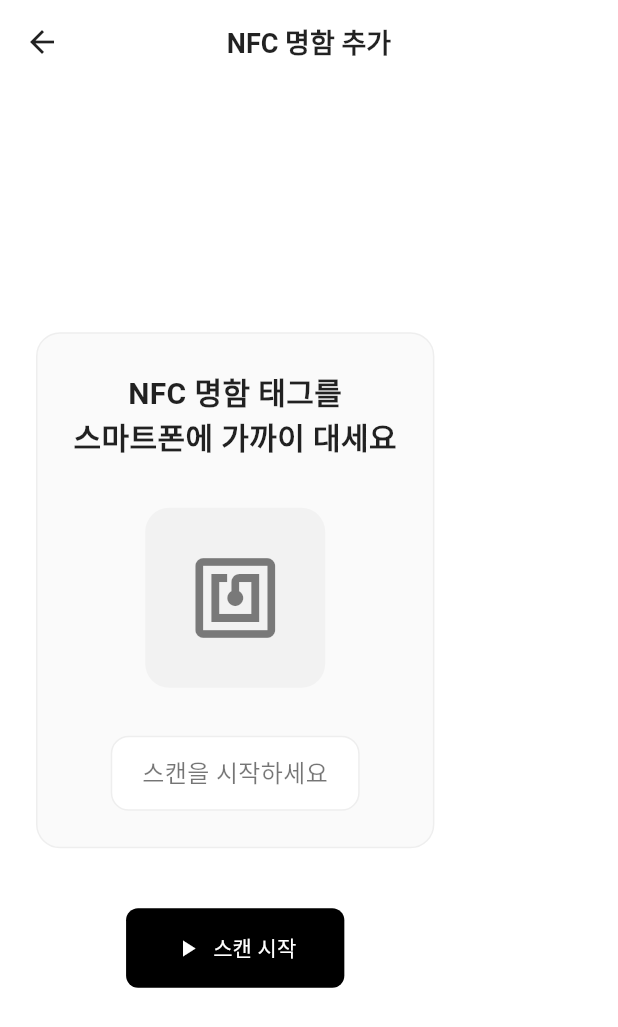
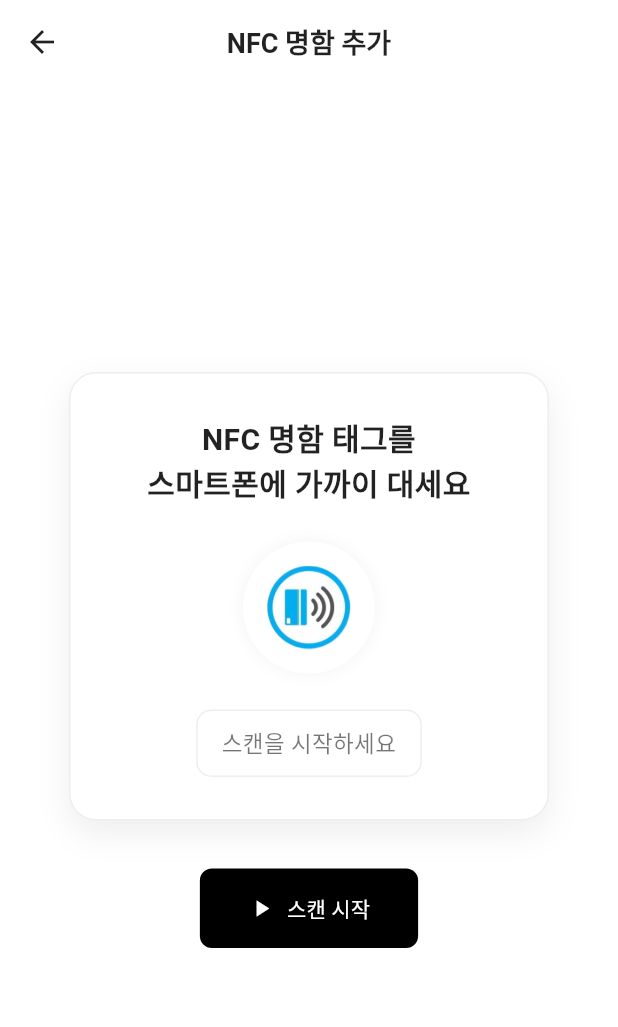
Before and after one commit to nfccapstone/CardMate, a Flutter app: the AddCardByNFCScreen screen opened by its route, on a phone screen of 412 x 824 dp. Shown: the top 1027 px of the screen. Run offline on Flutter 3.47's test engine with Material 3 defaults, Android fonts, the phone set to English and light mode, and no system bars; our stand-ins replace cloud_firestore, file_picker, firebase_auth, firebase_core, firebase_storage, get and 5 more; missing offline and left inert: flutter_quill, mobile_scanner, nfc_manager; accounts and stored records are empty.

Commit message:
NFC 태그로 명함 추가 UI 개선

```diff
--- a/lib/features/namecardbooks/add_card_byNFC_screen.dart
+++ b/lib/features/namecardbooks/add_card_byNFC_screen.dart
@@ -10,10 +10,28 @@ class AddCardByNFCScreen extends StatefulWidget {
   _AddCardByNFCScreenState createState() => _AddCardByNFCScreenState();
 }
 
-class _AddCardByNFCScreenState extends State<AddCardByNFCScreen> {
+class _AddCardByNFCScreenState extends State<AddCardByNFCScreen> with SingleTickerProviderStateMixin {
   String tagData = '';
   bool isScanning = false;
   final CardController cardController = Get.find<CardController>();
+  late AnimationController _pulseController;
+  late Animation<double> _pulseAnimation;
+
+  @override
+  void initState() {
+    super.initState();
+    _pulseController = AnimationController(
+      duration: const Duration(milliseconds: 1500),
+      vsync: this,
+    )..repeat(reverse: true);
+
+    _pulseAnimation = Tween<double>(begin: 1.0, end: 1.3).animate(
+      CurvedAnimation(
+        parent: _pulseController,
+        curve: Curves.easeInOut,
+      ),
+    );
+  }
 
   void _startNfcSession() async {
     setState(() {
@@ -81,6 +99,7 @@ class _AddCardByNFCScreenState extends State<AddCardByNFCScreen> {
 
   @override
   void dispose() {
+    _pulseController.dispose();
     NfcManager.instance.stopSession();
     super.dispose();
   }
@@ -103,19 +122,28 @@ class _AddCardByNFCScreenState extends State<AddCardByNFCScreen> {
         centerTitle: true,
         iconTheme: const IconThemeData(color: Colors.black87),
       ),
-      body: Padding(
-        padding: const EdgeInsets.all(24),
+      body: Center(
+        child: SingleChildScrollView(
           child: Column(
             mainAxisAlignment: MainAxisAlignment.center,
             children: [
               Container(
-              padding: const EdgeInsets.all(24),
+                width: 320,
+                padding: const EdgeInsets.symmetric(horizontal: 20, vertical: 28),
                 decoration: BoxDecoration(
-                color: Colors.grey[50],
-                borderRadius: BorderRadius.circular(16),
+                  color: Colors.white,
+                  borderRadius: BorderRadius.circular(18),
+                  boxShadow: [
+                    BoxShadow(
+                      color: Colors.grey.withOpacity(0.18),
+                      blurRadius: 18,
+                      offset: const Offset(0, 8),
+                    ),
+                  ],
                   border: Border.all(color: Colors.grey[200]!),
                 ),
                 child: Column(
+                  mainAxisSize: MainAxisSize.min,
                   children: [
                     const Text(
                       "NFC 명함 태그를\n스마트폰에 가까이 대세요",
@@ -126,41 +154,60 @@ class _AddCardByNFCScreenState extends State<AddCardByNFCScreen> {
                         fontWeight: FontWeight.bold,
                       ),
                     ),
-                  const SizedBox(height: 32),
-                  AnimatedContainer(
-                    duration: const Duration(milliseconds: 500),
-                    width: isScanning ? 140 : 120,
-                    height: isScanning ? 140 : 120,
+                    const SizedBox(height: 24),
+                    Stack(
+                      alignment: Alignment.center,
+                      children: [
+                        if (isScanning)
+                          AnimatedBuilder(
+                            animation: _pulseAnimation,
+                            builder: (context, child) {
+                              return Transform.scale(
+                                scale: _pulseAnimation.value,
+                                child: Container(
+                                  width: 120,
+                                  height: 120,
                                   decoration: BoxDecoration(
-                      color: Colors.black.withOpacity(0.03),
-                      borderRadius: BorderRadius.circular(16),
-                      boxShadow: isScanning
-                          ? [
+                                    shape: BoxShape.circle,
+                                    color: Colors.blue.withOpacity(0.15),
+                                  ),
+                                ),
+                              );
+                            },
+                          ),
+                        Container(
+                          width: 88,
+                          height: 88,
+                          decoration: BoxDecoration(
+                            shape: BoxShape.circle,
+                            color: Colors.white,
+                            boxShadow: [
                               BoxShadow(
-                                color: Colors.black.withOpacity(0.1),
-                                blurRadius: 30,
-                                spreadRadius: 8,
+                                color: Colors.black.withOpacity(0.04),
+                                blurRadius: 8,
+                                spreadRadius: 1,
                               ),
-                            ]
-                          : [],
+                            ],
                           ),
                           child: Center(
-                      child: Icon(
-                        Icons.nfc,
-                        size: 64,
-                        color: Colors.black.withOpacity(0.5),
+                            child: Image.asset(
+                              'assets/icons/NFCScan.png',
+                              width: 56,
+                              height: 56,
                             ),
                           ),
                         ),
-                  const SizedBox(height: 32),
+                      ],
+                    ),
+                    const SizedBox(height: 24),
                     Container(
                       padding: const EdgeInsets.symmetric(
-                      horizontal: 20,
-                      vertical: 12,
+                        horizontal: 16,
+                        vertical: 10,
                       ),
                       decoration: BoxDecoration(
                         color: Colors.white,
-                      borderRadius: BorderRadius.circular(12),
+                        borderRadius: BorderRadius.circular(10),
                         border: Border.all(color: Colors.grey[200]!),
                       ),
                       child: Text(
@@ -170,10 +217,8 @@ class _AddCardByNFCScreenState extends State<AddCardByNFCScreen> {
                                 : "명함 링크 인식 완료!")
                             : (tagData.isEmpty ? "스캔을 시작하세요" : tagData),
                         style: TextStyle(
-                        color: tagData.isEmpty
-                            ? Colors.black54
-                            : Colors.green,
-                        fontSize: 16,
+                          color: tagData.isEmpty ? Colors.black54 : Colors.green,
+                          fontSize: 15,
                         ),
                         textAlign: TextAlign.center,
                       ),
@@ -181,7 +226,7 @@ class _AddCardByNFCScreenState extends State<AddCardByNFCScreen> {
                   ],
                 ),
               ),
-            const SizedBox(height: 40),
+              const SizedBox(height: 32),
               if (!isScanning)
                 ElevatedButton.icon(
                   icon: const Icon(Icons.play_arrow),
@@ -203,6 +248,7 @@ class _AddCardByNFCScreenState extends State<AddCardByNFCScreen> {
             ],
           ),
         ),
+      ),
     );
   }
 }
```
Also changed, not shown: assets/icons/NFCScan.png (added). Lines whose indentation alone changed are shown as unchanged.
